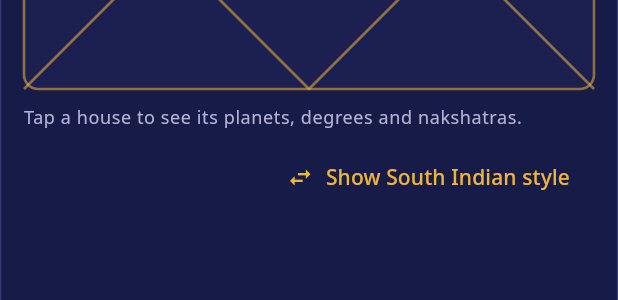
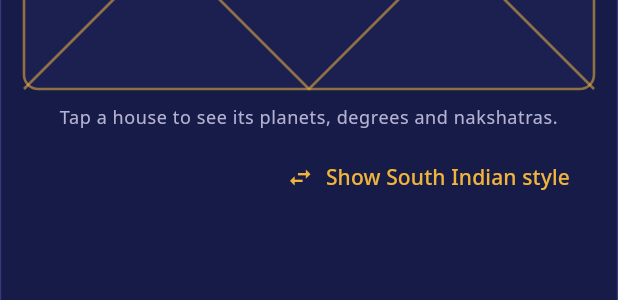
Before and after one commit to rvastrovastu/rvastrovastu, a Flutter app: the KundaliChartsCard widget shown alone on an empty page, opened directly with empty values, on a phone screen of 412 x 824 dp. Shown: the part 709-1009 px from the top of the screen. Run offline on Flutter 3.47's test engine with Material 3 defaults, Android fonts, the phone set to English and light mode, and no system bars; our stand-ins replace flutter_compass, flutter_local_notifications, flutter_riverpod, flutter_timezone, geolocator, go_router and 8 more; missing offline and left inert: lat_lng_to_timezone, purchases_flutter, swisseph; accounts and stored records are empty.

Commit message:
fix(kundali): keep the chart a plain square; hint moves to the card
The tap hint under each chart overflowed when the chart was given a
fixed square, which failed the South Indian chart test. The hint now
sits in the Kundali charts card, and the test looks for the Lagna
label in its new place.

Co-Authored-By: Claude Opus 5.5 <noreply@anthropic.com>
Claude-Session: https://claude.ai/code/session_014uPxK69gU1FrWBM4cHFrVB

```diff
--- a/lib/features/kundali/presentation/widgets/kundali_charts_card.dart
+++ b/lib/features/kundali/presentation/widgets/kundali_charts_card.dart
@@ -138,6 +138,16 @@ class _KundaliChartsCardState extends ConsumerState<KundaliChartsCard> {
               RashiChartV2(chart: chart, showHeader: false)
             else
               SouthIndianChart(chart: chart),
+            if (chart != null && !isLocked) ...[
+              const SizedBox(height: 10),
+              Center(
+                child: Text(
+                  l10n.chartTapHint,
+                  style: theme.textTheme.bodySmall,
+                  textAlign: TextAlign.center,
+                ),
+              ),
+            ],
             if (navamsa != null && navamsa.vargottama.isNotEmpty) ...[
               const SizedBox(height: 12),
               Text(
--- a/lib/features/kundali/presentation/widgets/rashi_chart/rashi_chart_v2.dart
+++ b/lib/features/kundali/presentation/widgets/rashi_chart/rashi_chart_v2.dart
@@ -198,6 +198,7 @@ class RashiChartV2 extends StatelessWidget {
       ),
     );
 
+    if (!showHeader) return diagram;
     return Column(
       crossAxisAlignment: CrossAxisAlignment.start,
       children: [
@@ -211,14 +212,6 @@ class RashiChartV2 extends StatelessWidget {
           const SizedBox(height: 12),
         ],
         diagram,
-        if (interactive) ...[
-          const SizedBox(height: 10),
-          Text(
-            l10n.chartTapHint,
-            style: theme.textTheme.bodySmall,
-            textAlign: TextAlign.center,
-          ),
-        ],
       ],
     );
   }
```
Also changed, not shown: lib/features/kundali/presentation/widgets/rashi_chart/south_indian_chart.dart (+1 -15 lines), 1 other file.
